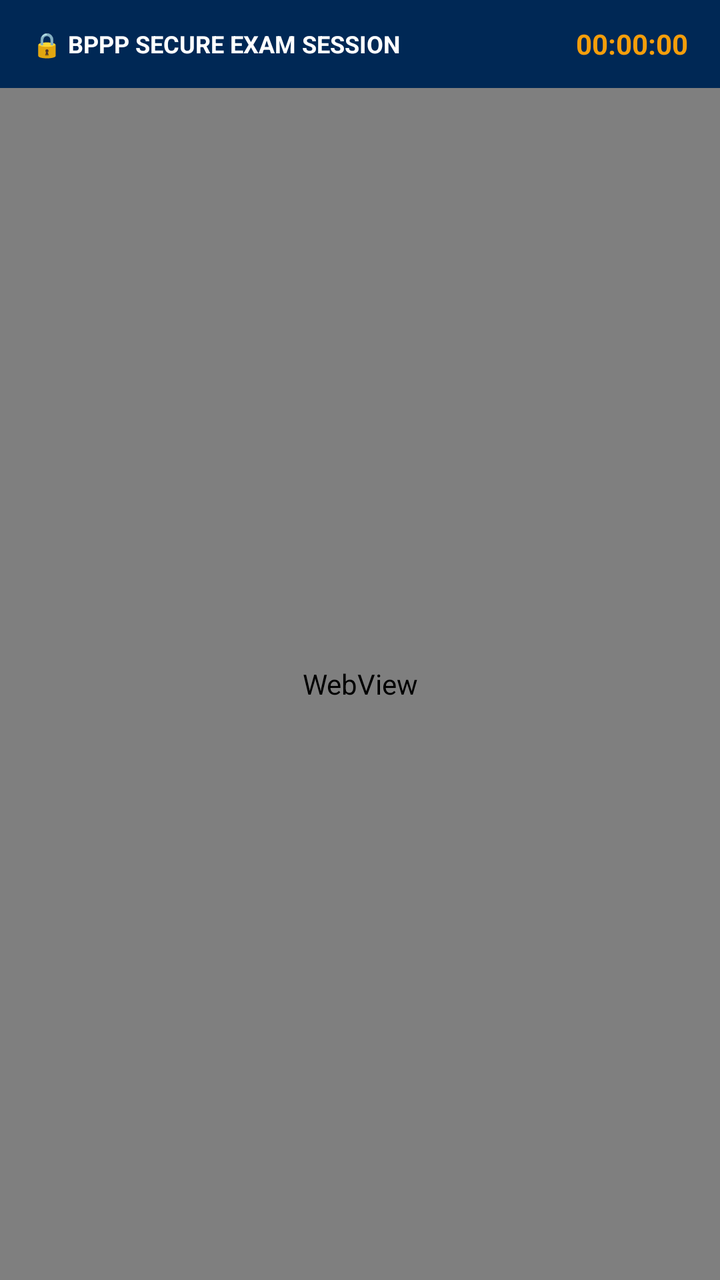
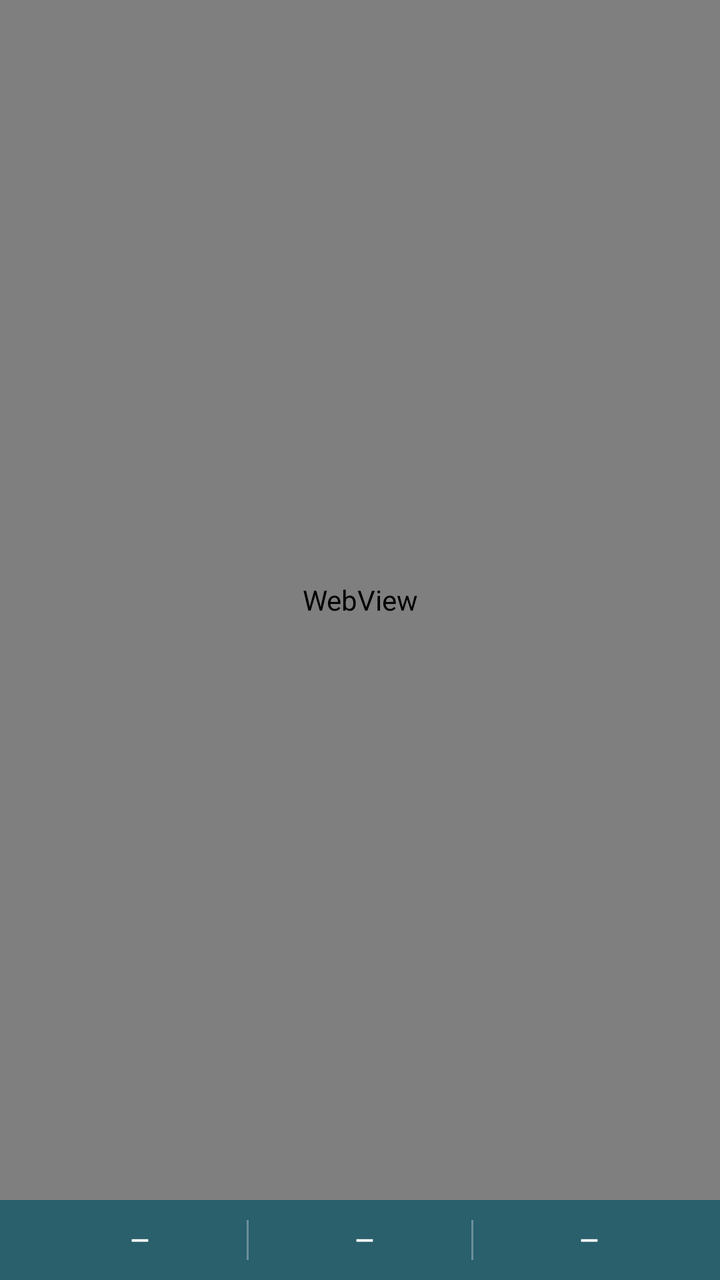

Compare the two renders of this Android layout. The source of the first and the diff that turns it into the second are given below.
<!-- AndroidManifest.xml: application theme Theme.AndroidExamBPPP.NoActionBar -->
<!-- res/layout/activity_webview.xml -->
<?xml version="1.0" encoding="utf-8"?>
<androidx.coordinatorlayout.widget.CoordinatorLayout xmlns:android="http://schemas.android.com/apk/res/android"
    android:id="@+id/coordinatorRoot"
    android:layout_width="match_parent"
    android:layout_height="match_parent"
    android:background="#000000">

    <LinearLayout
        android:layout_width="match_parent"
        android:layout_height="match_parent"
        android:orientation="vertical">

        
        <LinearLayout
            android:id="@+id/examStatusBar"
            android:layout_width="match_parent"
            android:layout_height="44dp"
            android:background="@color/bppp_blue_dark"
            android:gravity="center_vertical"
            android:orientation="horizontal"
            android:paddingLeft="16dp"
            android:paddingRight="16dp">

            <TextView
                android:layout_width="wrap_content"
                android:layout_height="wrap_content"
                android:text="🔒 BPPP SECURE EXAM SESSION"
                android:textColor="@color/surface_white"
                android:textSize="12sp"
                android:textStyle="bold" />

            <View
                android:layout_width="0dp"
                android:layout_height="1dp"
                android:layout_weight="1" />

            <TextView
                android:id="@+id/tvTimer"
                android:layout_width="wrap_content"
                android:layout_height="wrap_content"
                android:text="00:00:00"
                android:textColor="@color/bppp_gold"
                android:textSize="14sp"
                android:textStyle="bold" />
        </LinearLayout>

        
        <WebView
            android:id="@+id/webView"
            android:layout_width="match_parent"
            android:layout_height="0dp"
            android:layout_weight="1" />

    </LinearLayout>

    
    <LinearLayout
        android:id="@+id/nativeErrorContainer"
        android:layout_width="match_parent"
        android:layout_height="match_parent"
        android:background="#F8FAFC"
        android:gravity="center"
        android:orientation="vertical"
        android:padding="24dp"
        android:visibility="gone">

        <TextView
            android:layout_width="wrap_content"
            android:layout_height="wrap_content"
            android:text="⚠️"
            android:textSize="48sp" />

        <TextView
            android:layout_width="wrap_content"
            android:layout_height="wrap_content"
            android:layout_marginTop="16dp"
            android:text="@string/error_no_internet"
            android:textAlignment="center"
            android:textColor="@color/text_primary"
            android:textSize="16sp"
            android:textStyle="bold" />

        <com.google.android.material.button.MaterialButton
            android:id="@+id/btnRetryConnection"
            android:layout_width="wrap_content"
            android:layout_height="wrap_content"
            android:layout_marginTop="20dp"
            android:text="Coba Hubungkan Kembali" />
    </LinearLayout>

</androidx.coordinatorlayout.widget.CoordinatorLayout>
<!-- resources referenced by this layout -->
<resources>
  <color name="bppp_blue_dark">#002855</color>
  <color name="bppp_gold">#F59E0B</color>
  <color name="surface_white">#FFFFFF</color>
  <color name="text_primary">#0F172A</color>
  <string name="error_no_internet">Tidak ada koneksi internet. Pastikan perangkat Anda terhubung ke internet dan coba lagi.</string>
  <style name="Theme.AndroidExamBPPP.NoActionBar" parent="Theme.MaterialComponents.Light.NoActionBar">
          <item name="colorPrimary">@color/dc_primary</item>
          <item name="colorPrimaryVariant">@color/dc_primary</item>
          <item name="colorOnPrimary">#FFFFFF</item>
          <item name="colorSecondary">@color/dc_icon_tile</item>
          <item name="android:statusBarColor">#FFFFFF</item>
          <item name="android:windowLightStatusBar">true</item>
          <item name="android:navigationBarColor">#FFFFFF</item>
          <item name="android:windowBackground">#FFFFFF</item>
      </style>
  <color name="dc_primary">#426966</color>
  <color name="dc_icon_tile">#E6F0EF</color>
</resources>

<!-- the commit's change to res/layout/activity_webview.xml (unified diff, before → after) -->
@@ -2,90 +2,167 @@
 <androidx.coordinatorlayout.widget.CoordinatorLayout xmlns:android="http://schemas.android.com/apk/res/android"
     android:id="@+id/coordinatorRoot"
     android:layout_width="match_parent"
-    android:layout_height="match_parent"
-    android:background="#000000">
+    android:layout_height="match_parent">
 
     <LinearLayout
         android:layout_width="match_parent"
         android:layout_height="match_parent"
         android:orientation="vertical">
 
-        
-        <LinearLayout
-            android:id="@+id/examStatusBar"
-            android:layout_width="match_parent"
-            android:layout_height="44dp"
-            android:background="@color/bppp_blue_dark"
-            android:gravity="center_vertical"
-            android:orientation="horizontal"
-            android:paddingLeft="16dp"
-            android:paddingRight="16dp">
-
-            <TextView
-                android:layout_width="wrap_content"
-                android:layout_height="wrap_content"
-                android:text="🔒 BPPP SECURE EXAM SESSION"
-                android:textColor="@color/surface_white"
-                android:textSize="12sp"
-                android:textStyle="bold" />
-
-            <View
-                android:layout_width="0dp"
-                android:layout_height="1dp"
-                android:layout_weight="1" />
-
-            <TextView
-                android:id="@+id/tvTimer"
-                android:layout_width="wrap_content"
-                android:layout_height="wrap_content"
-                android:text="00:00:00"
-                android:textColor="@color/bppp_gold"
-                android:textSize="14sp"
-                android:textStyle="bold" />
-        </LinearLayout>
-
-        
         <WebView
             android:id="@+id/webView"
             android:layout_width="match_parent"
             android:layout_height="0dp"
             android:layout_weight="1" />
 
+        <include
+            android:id="@+id/examStatusBar"
+            layout="@layout/layout_exam_status_bar"
+            android:layout_width="match_parent"
+            android:layout_height="40dp" />
     </LinearLayout>
 
-    
-    <LinearLayout
+    <include
         android:id="@+id/nativeErrorContainer"
+        layout="@layout/layout_native_error"
         android:layout_width="match_parent"
         android:layout_height="match_parent"
-        android:background="#F8FAFC"
+        android:visibility="gone" />
+
+</androidx.coordinatorlayout.widget.CoordinatorLayout>
+<!-- res/layout/layout_exam_status_bar.xml (included above) -->
+<?xml version="1.0" encoding="utf-8"?>
+<LinearLayout xmlns:android="http://schemas.android.com/apk/res/android"
+    android:layout_width="match_parent"
+    android:layout_height="40dp"
+    android:background="@color/status_bar_bg"
+    android:orientation="horizontal"
+    android:paddingStart="12dp"
+    android:paddingEnd="12dp">
+
+    <LinearLayout
+        android:layout_width="0dp"
+        android:layout_height="match_parent"
+        android:layout_weight="1"
         android:gravity="center"
-        android:orientation="vertical"
-        android:padding="24dp"
-        android:visibility="gone">
+        android:orientation="horizontal">
 
         <TextView
+            android:id="@+id/tvBatteryIcon"
             android:layout_width="wrap_content"
             android:layout_height="wrap_content"
-            android:text="⚠️"
-            android:textSize="48sp" />
+            android:textSize="13sp" />
 
         <TextView
+            android:id="@+id/tvBatteryValue"
             android:layout_width="wrap_content"
             android:layout_height="wrap_content"
-            android:layout_marginTop="16dp"
-            android:text="@string/error_no_internet"
-            android:textAlignment="center"
-            android:textColor="@color/text_primary"
-            android:textSize="16sp"
+            android:layout_marginStart="4dp"
+            android:fontFamily="@font/dm_sans"
+            android:text="—"
+            android:textColor="@color/status_bar_text"
+            android:textSize="12sp"
             android:textStyle="bold" />
+    </LinearLayout>
 
-        <com.google.android.material.button.MaterialButton
-            android:id="@+id/btnRetryConnection"
+    <View
+        android:layout_width="1dp"
+        android:layout_height="20dp"
+        android:layout_gravity="center_vertical"
+        android:background="@color/status_bar_divider" />
+
+    <LinearLayout
+        android:layout_width="0dp"
+        android:layout_height="match_parent"
+        android:layout_weight="1"
+        android:gravity="center"
+        android:orientation="horizontal">
+
+        <TextView
+            android:id="@+id/tvNetworkIcon"
             android:layout_width="wrap_content"
             android:layout_height="wrap_content"
-            android:layout_marginTop="20dp"
-            android:text="Coba Hubungkan Kembali" />
+            android:textSize="13sp" />
+
+        <TextView
+            android:id="@+id/tvNetworkValue"
+            android:layout_width="wrap_content"
+            android:layout_height="wrap_content"
+            android:layout_marginStart="4dp"
+            android:fontFamily="@font/dm_sans"
+            android:text="—"
+            android:textColor="@color/status_bar_text"
+            android:textSize="12sp"
+            android:textStyle="bold" />
     </LinearLayout>
 
-</androidx.coordinatorlayout.widget.CoordinatorLayout>
+    <View
+        android:layout_width="1dp"
+        android:layout_height="20dp"
+        android:layout_gravity="center_vertical"
+        android:background="@color/status_bar_divider" />
+
+    <LinearLayout
+        android:layout_width="0dp"
+        android:layout_height="match_parent"
+        android:layout_weight="1"
+        android:gravity="center"
+        android:orientation="horizontal">
+
+        <TextView
+            android:id="@+id/tvRamIcon"
+            android:layout_width="wrap_content"
+            android:layout_height="wrap_content"
+            android:textSize="13sp" />
+
+        <TextView
+            android:id="@+id/tvRamValue"
+            android:layout_width="wrap_content"
+            android:layout_height="wrap_content"
+            android:layout_marginStart="4dp"
+            android:fontFamily="@font/dm_sans"
+            android:text="—"
+            android:textColor="@color/status_bar_text"
+            android:textSize="12sp"
+            android:textStyle="bold" />
+    </LinearLayout>
+</LinearLayout>
+<!-- res/layout/layout_native_error.xml (included above) -->
+<?xml version="1.0" encoding="utf-8"?>
+<LinearLayout xmlns:android="http://schemas.android.com/apk/res/android"
+    android:layout_width="match_parent"
+    android:layout_height="match_parent"
+    android:background="@android:color/white"
+    android:gravity="center"
+    android:orientation="vertical"
+    android:padding="32dp">
+
+    <TextView
+        android:id="@+id/errorIcon"
+        android:layout_width="wrap_content"
+        android:layout_height="wrap_content"
+        android:layout_marginBottom="24dp"
+        android:text="⚠️"
+        android:textSize="64sp" />
+
+    <TextView
+        android:id="@+id/errorMessage"
+        android:layout_width="match_parent"
+        android:layout_height="wrap_content"
+        android:layout_marginBottom="32dp"
+        android:gravity="center"
+        android:lineSpacingMultiplier="1.4"
+        android:textColor="#ff333333"
+        android:textSize="16sp" />
+
+    <com.google.android.material.button.MaterialButton
+        android:id="@+id/btnErrorAction"
+        android:layout_width="wrap_content"
+        android:layout_height="wrap_content"
+        android:minWidth="160dp"
+        android:paddingStart="24dp"
+        android:paddingEnd="24dp"
+        android:text="@string/btn_reload"
+        android:visibility="gone" />
+
+</LinearLayout>
<!-- resource entries referenced after the edit -->
@@ -1,10 +1,9 @@
 <!-- resources referenced by this layout -->
 <resources>
-  <color name="bppp_blue_dark">#002855</color>
-  <color name="bppp_gold">#F59E0B</color>
-  <color name="surface_white">#FFFFFF</color>
-  <color name="text_primary">#0F172A</color>
-  <string name="error_no_internet">Tidak ada koneksi internet. Pastikan perangkat Anda terhubung ke internet dan coba lagi.</string>
+  <color name="status_bar_bg">#E6134E5C</color>
+  <color name="status_bar_divider">#4DFFFFFF</color>
+  <color name="status_bar_text">#FFFFFFFF</color>
+  <string name="btn_reload">Muat Ulang</string>
   <style name="Theme.AndroidExamBPPP.NoActionBar" parent="Theme.MaterialComponents.Light.NoActionBar">
           <item name="colorPrimary">@color/dc_primary</item>
           <item name="colorPrimaryVariant">@color/dc_primary</item>
